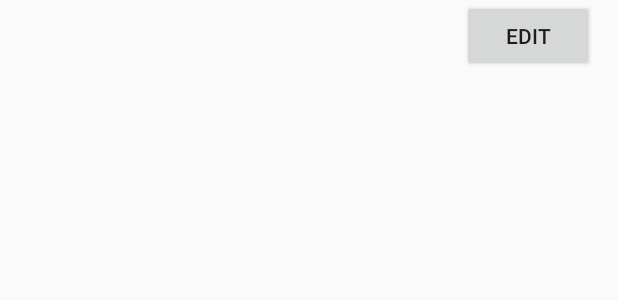
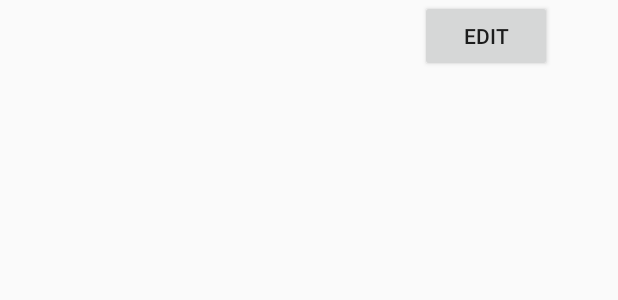
Before and after one commit to AminDhouib/home_service_booking_android, an Android app: the layout service_list.xml on its own in the app's theme, with its tools: preview values and no code run, on a phone screen of 412 x 824 dp. Shown: the top 300 px of the screen. Run offline under Robolectric (Android 15) with nearby library versions, the phone set to English and light mode, and no system bars.

Commit message:
slightly shifted the edit button

```diff
--- a/app/src/main/res/layout/service_list.xml
+++ b/app/src/main/res/layout/service_list.xml
@@ -11,7 +11,7 @@
 
 
         <LinearLayout
-            android:layout_width="308dp"
+            android:layout_width="280dp"
             android:layout_height="wrap_content"
             android:orientation="vertical">
 
```
